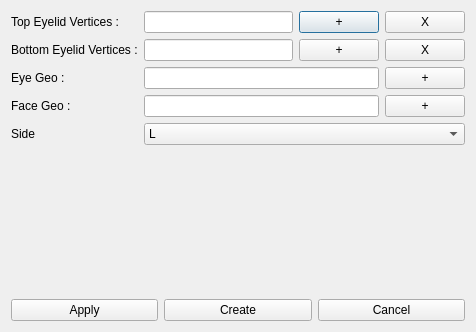
First picture: the form in forms/DlgCartoonEye.ui, repository ThomasEscalle/WombatAutoRig, before the edit.
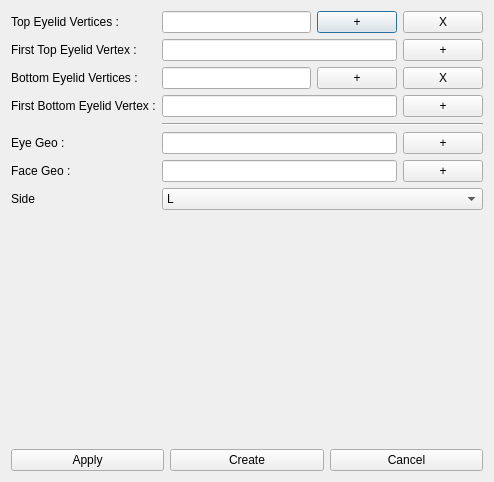
Second picture: the form after the edit.

Diff of the .ui file:
```diff
--- a/forms/DlgCartoonEye.ui
+++ b/forms/DlgCartoonEye.ui
@@ -6,8 +6,8 @@
    <rect>
     <x>0</x>
     <y>0</y>
-    <width>476</width>
-    <height>332</height>
+    <width>494</width>
+    <height>482</height>
    </rect>
   </property>
   <property name="windowTitle">
@@ -49,13 +49,34 @@
       </layout>
      </item>
      <item row="1" column="0">
+      <widget class="QLabel" name="label_6">
+       <property name="text">
+        <string>First Top Eyelid Vertex :</string>
+       </property>
+      </widget>
+     </item>
+     <item row="1" column="1">
+      <layout class="QHBoxLayout" name="horizontalLayout_6">
+       <item>
+        <widget class="QLineEdit" name="leFirstTopEyelidVertex"/>
+       </item>
+       <item>
+        <widget class="QPushButton" name="btnFirstTopEyelidVertex">
+         <property name="text">
+          <string>+</string>
+         </property>
+        </widget>
+       </item>
+      </layout>
+     </item>
+     <item row="2" column="0">
       <widget class="QLabel" name="label_2">
        <property name="text">
         <string>Bottom Eyelid Vertices :</string>
        </property>
       </widget>
      </item>
-     <item row="1" column="1">
+     <item row="2" column="1">
       <layout class="QHBoxLayout" name="horizontalLayout_2">
        <item>
         <widget class="QLineEdit" name="leBottomVtx">
@@ -80,14 +101,21 @@
        </item>
       </layout>
      </item>
-     <item row="2" column="0">
+     <item row="4" column="1">
+      <widget class="Line" name="line">
+       <property name="orientation">
+        <enum>Qt::Orientation::Horizontal</enum>
+       </property>
+      </widget>
+     </item>
+     <item row="5" column="0">
       <widget class="QLabel" name="label_3">
        <property name="text">
         <string>Eye Geo :</string>
        </property>
       </widget>
      </item>
-     <item row="2" column="1">
+     <item row="5" column="1">
       <layout class="QHBoxLayout" name="horizontalLayout_3">
        <item>
         <widget class="QLineEdit" name="leEyeGeo">
@@ -105,7 +133,14 @@
        </item>
       </layout>
      </item>
-     <item row="3" column="1">
+     <item row="6" column="0">
+      <widget class="QLabel" name="label_4">
+       <property name="text">
+        <string>Face Geo :</string>
+       </property>
+      </widget>
+     </item>
+     <item row="6" column="1">
       <layout class="QHBoxLayout" name="horizontalLayout_4">
        <item>
         <widget class="QLineEdit" name="leFaceGeo">
@@ -123,21 +158,14 @@
        </item>
       </layout>
      </item>
-     <item row="3" column="0">
-      <widget class="QLabel" name="label_4">
-       <property name="text">
-        <string>Face Geo :</string>
-       </property>
-      </widget>
-     </item>
-     <item row="4" column="0">
+     <item row="7" column="0">
       <widget class="QLabel" name="label_5">
        <property name="text">
         <string>Side</string>
        </property>
       </widget>
      </item>
-     <item row="4" column="1">
+     <item row="7" column="1">
       <widget class="QComboBox" name="cbSide">
        <item>
         <property name="text">
@@ -151,6 +179,27 @@
        </item>
       </widget>
      </item>
+     <item row="3" column="1">
+      <layout class="QHBoxLayout" name="horizontalLayout_7">
+       <item>
+        <widget class="QLineEdit" name="leFirstBottomEyelidVertex"/>
+       </item>
+       <item>
+        <widget class="QPushButton" name="btnFirstBottomEyelidVertex">
+         <property name="text">
+          <string>+</string>
+         </property>
+        </widget>
+       </item>
+      </layout>
+     </item>
+     <item row="3" column="0">
+      <widget class="QLabel" name="label_7">
+       <property name="text">
+        <string>First Bottom Eyelid Vertex :</string>
+       </property>
+      </widget>
+     </item>
     </layout>
    </item>
    <item>
```
